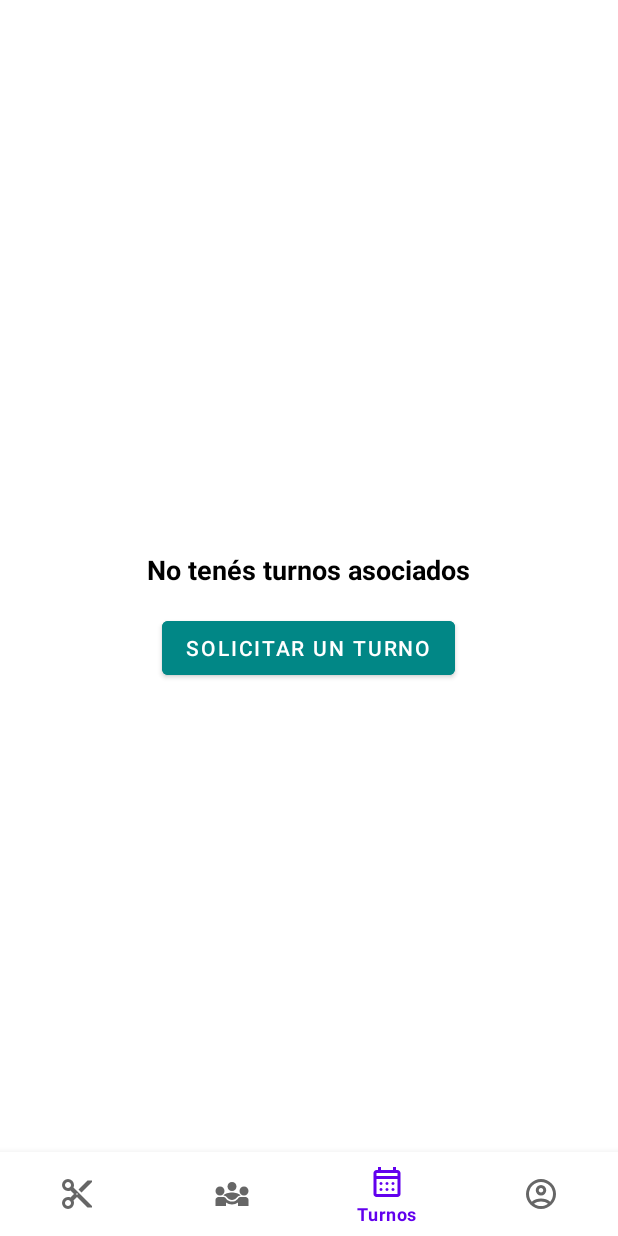
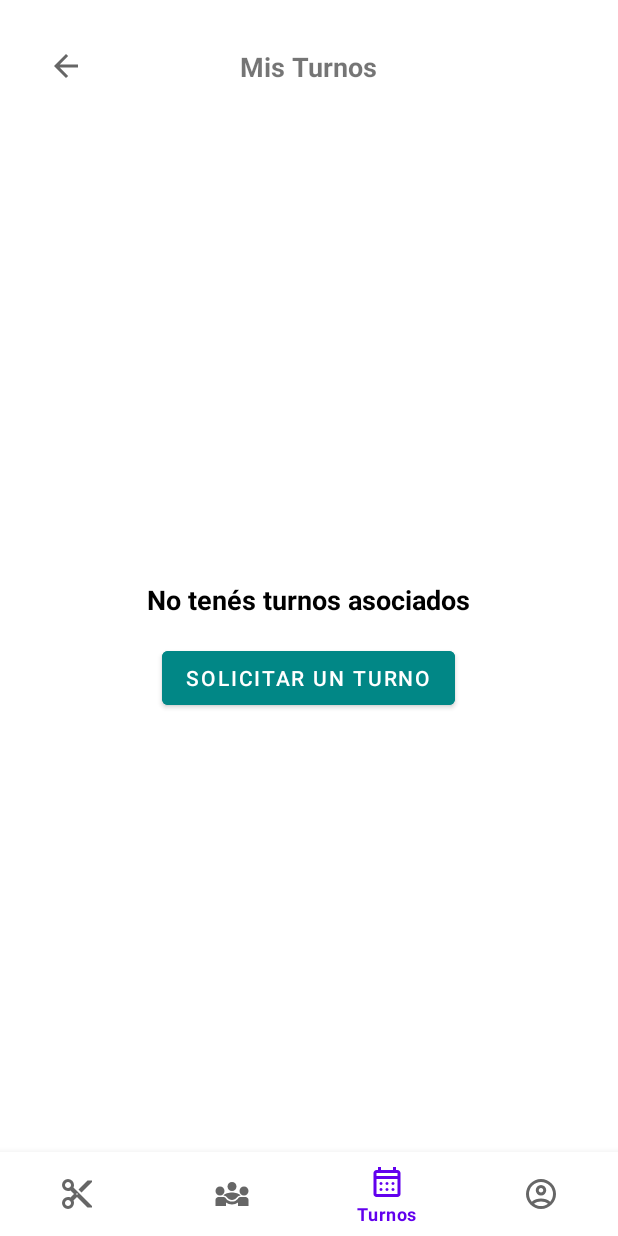
Before and after one commit to nicodiazpalacios/barbershop-app, an Android app: the TurnosFragment screen opened through its navigation route, on a phone screen of 412 x 824 dp. Run offline under Robolectric (Android 15) with nearby library versions, the phone set to English and light mode, and no system bars; our stand-ins replace Room's generated code, navigation-ui.

Commit message:
fix(navigation): actualizacion de logica en las pantallas servicios -> reservar turno -> turnos & viceversa

```diff
--- a/barberiashopapp/app/src/main/java/com/example/barberiashop_app/ui/reservar_turno/ReservarTurnoFragment.java
+++ b/barberiashopapp/app/src/main/java/com/example/barberiashop_app/ui/reservar_turno/ReservarTurnoFragment.java
@@ -62,7 +62,11 @@ public class ReservarTurnoFragment extends Fragment {
         binding.layoutHorario.setEndIconOnClickListener(v -> showTimeOptions());
 
         binding.btnConfirmarReserva.setOnClickListener(v -> confirmReservation());
-        binding.btnBack.setOnClickListener(v -> getParentFragmentManager().popBackStack());
+//        binding.btnBack.setOnClickListener(v -> getParentFragmentManager().popBackStack());
+        binding.btnBack
+                .setOnClickListener(v -> Navigation
+                        .findNavController(v)
+                        .popBackStack());
 
         return root;
     }
--- a/barberiashopapp/app/src/main/java/com/example/barberiashop_app/ui/turnos/TurnosFragment.java
+++ b/barberiashopapp/app/src/main/java/com/example/barberiashop_app/ui/turnos/TurnosFragment.java
@@ -61,6 +61,16 @@ public class TurnosFragment extends Fragment {
             Navigation.findNavController(v).navigate(R.id.navigation_servicios);
         });
 
+        //  Manejo del botón de retroceso (btnBack)
+        binding.btnBack.setOnClickListener(v -> {
+            // Ya que TurnosFragment es un destino raíz,
+            // TODO: la lógica de retroceso puede ser:
+            // 1. Ocultar el botón (recomendado)
+            // 2. Usar popBackStack para simular el botón de atrás del sistema.
+            //    Si no hay nada más en la pila, simplemente cierra la app o va al inicio.
+            Navigation.findNavController(v).navigate(R.id.navigation_servicios);
+        });
+
         return root;
     }
 
--- a/barberiashopapp/app/src/main/res/layout/fragment_turnos.xml
+++ b/barberiashopapp/app/src/main/res/layout/fragment_turnos.xml
@@ -1,17 +1,46 @@
 <?xml version="1.0" encoding="utf-8"?>
-<FrameLayout xmlns:android="http://schemas.android.com/apk/res/android"
+<androidx.constraintlayout.widget.ConstraintLayout
+    xmlns:android="http://schemas.android.com/apk/res/android"
     xmlns:tools="http://schemas.android.com/tools"
+    xmlns:app="http://schemas.android.com/apk/res-auto"
     android:layout_width="match_parent"
     android:layout_height="match_parent"
+    android:padding="24dp"
     tools:context=".ui.turnos.TurnosFragment">
+
+    <ImageButton
+        android:id="@+id/btnBack"
+        android:layout_width="wrap_content"
+        android:layout_height="wrap_content"
+        android:background="?attr/selectableItemBackgroundBorderless"
+        android:contentDescription="Volver atrás"
+        android:padding="8dp"
+        android:src="@drawable/arrow_back"
+        app:layout_constraintStart_toStartOf="parent"
+        app:layout_constraintTop_toTopOf="parent" />
+
+    <TextView
+        android:id="@+id/tvHeaderTitle"
+        android:layout_width="wrap_content"
+        android:layout_height="wrap_content"
+        android:text="Mis Turnos"
+        android:textSize="18sp"
+        android:textStyle="bold"
+        app:layout_constraintBottom_toBottomOf="@+id/btnBack"
+        app:layout_constraintEnd_toEndOf="parent"
+        app:layout_constraintStart_toStartOf="parent"
+        app:layout_constraintTop_toTopOf="@+id/btnBack" />
 
     <!-- Lista de turnos -->
     <androidx.recyclerview.widget.RecyclerView
         android:id="@+id/recyclerTurnos"
-        android:layout_width="match_parent"
-        android:layout_height="match_parent"
+        android:layout_width="0dp"
+        android:layout_height="0dp"
+        android:layout_marginTop="16dp"
         android:clipToPadding="false"
-        android:padding="16dp"
+        app:layout_constraintTop_toBottomOf="@id/btnBack" app:layout_constraintStart_toStartOf="parent"
+        app:layout_constraintEnd_toEndOf="parent"
+        app:layout_constraintBottom_toBottomOf="parent"
         tools:listitem="@layout/item_turno" />
 
     <!-- Vista vacía (se superpone solo cuando no hay turnos) -->
@@ -19,11 +48,14 @@
         android:id="@+id/layoutNoTurnos"
         android:orientation="vertical"
         android:gravity="center"
-        android:layout_width="match_parent"
-        android:layout_height="match_parent"
+        android:layout_width="0dp"
+        android:layout_height="0dp"
         android:padding="32dp"
         android:background="?android:attr/windowBackground"
-        android:visibility="gone">
+        android:visibility="gone"
+        app:layout_constraintTop_toBottomOf="@id/btnBack" app:layout_constraintStart_toStartOf="parent"
+        app:layout_constraintEnd_toEndOf="parent"
+        app:layout_constraintBottom_toBottomOf="parent">
 
         <TextView
             android:layout_height="wrap_content"
@@ -46,4 +78,4 @@
             android:focusable="true" />
     </LinearLayout>
 
-</FrameLayout>
+</androidx.constraintlayout.widget.ConstraintLayout>
--- a/barberiashopapp/app/src/main/res/navigation/mobile_navigation.xml
+++ b/barberiashopapp/app/src/main/res/navigation/mobile_navigation.xml
@@ -41,7 +41,7 @@
         <action
             android:id="@+id/action_reservarTurnoFragment_to_navigation_turnos"
             app:destination="@id/navigation_turnos"
-            app:popUpTo="@id/reservarTurnoFragment"
+            app:popUpTo="@id/navigation_servicios"
             app:popUpToInclusive="true" />
 
     </fragment>
```
